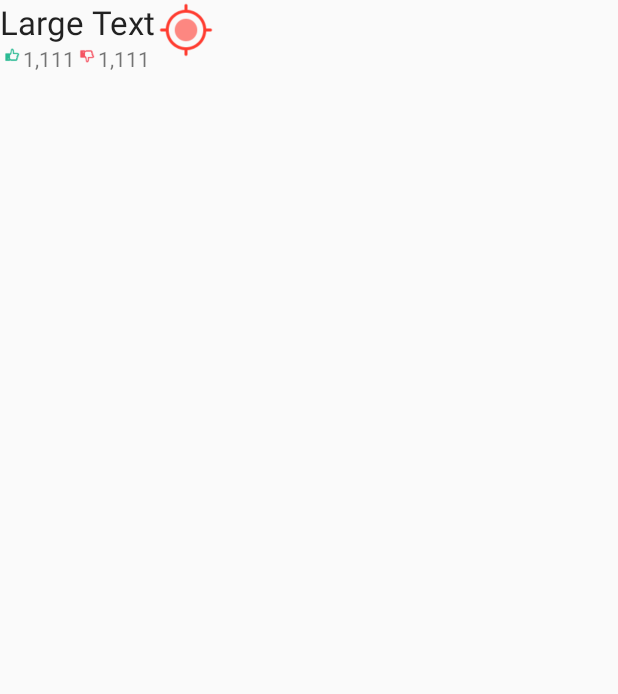
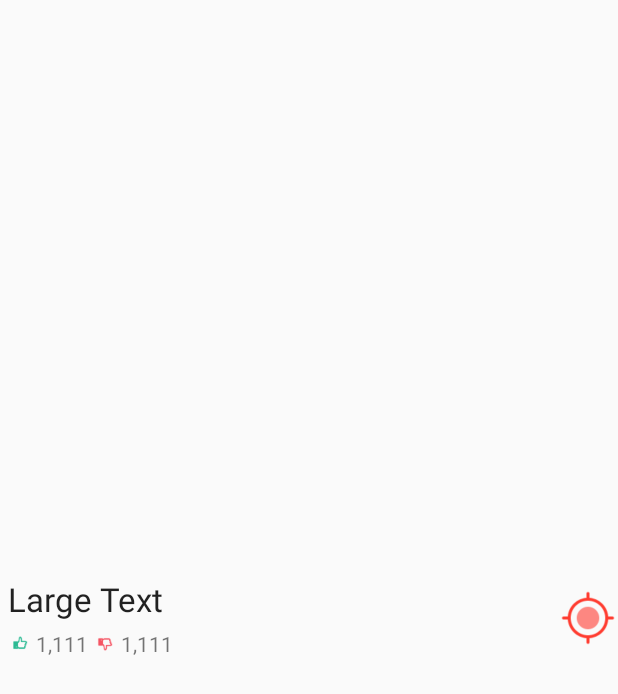
Before and after one commit to yanagi1031/pokeMap, an Android app: the layout info_window.xml on its own in the app's theme, with its tools: preview values and no code run, on a phone screen of 412 x 824 dp. Shown: the top 694 px of the screen. Run offline under Robolectric (Android 15) with nearby library versions, the phone set to English and light mode, and no system bars.

Commit message:
info_windowの修正

```diff
--- a/app/src/main/java/jp/co/use_eng/pokemap/PM0100MainActivity.java
+++ b/app/src/main/java/jp/co/use_eng/pokemap/PM0100MainActivity.java
@@ -8,9 +8,11 @@ import android.support.v4.app.FragmentActivity;
 import android.os.Bundle;
 import android.support.v4.content.ContextCompat;
 import android.view.View;
+import android.view.ViewGroup;
 import android.widget.Button;
 import android.util.Log;
 import android.Manifest;
+import android.widget.LinearLayout;
 import android.widget.TextView;
 import android.widget.Toast;
 
@@ -87,17 +89,19 @@ public class PM0100MainActivity extends FragmentActivity implements OnMapReadyCa
         // カメラの移動
         mMap.moveCamera(CameraUpdateFactory.newLatLngZoom( new LatLng(35.68, 139.76), 12));
 
+
+
         // ピンがタップされた時に表示するバルーンのカスタマイズ
         mMap.setInfoWindowAdapter(new InfoWindowAdapter() {
 
             @Override
             public View getInfoContents(Marker marker) {
-
                 View view = getLayoutInflater().inflate(R.layout.info_window, null);
+                view.setLayoutParams(new LinearLayout.LayoutParams(500, 200));
 
                 // タイトル設定
                 TextView pokeName = (TextView)view.findViewById(R.id.txtPokemonName);
-                pokeName.setText("aaaaaaaa" + marker.getId());
+                pokeName.setText(marker.getId());
 
                 // いいね件数
                 TextView goodCnt = (TextView)view.findViewById(R.id.txtGoodCnt);
--- a/app/src/main/res/layout/info_window.xml
+++ b/app/src/main/res/layout/info_window.xml
@@ -1,43 +1,59 @@
 <?xml version="1.0" encoding="utf-8"?>
 <LinearLayout xmlns:android="http://schemas.android.com/apk/res/android"
     android:layout_width="match_parent"
-    android:layout_height="match_parent">
+    android:layout_height="match_parent"
+    android:orientation="horizontal"
+    >
 
     <LinearLayout
         android:orientation="vertical"
-        android:layout_width="wrap_content"
-        android:layout_height="match_parent">
+        android:layout_width="match_parent"
+        android:layout_height="wrap_content"
+        android:layout_weight="1"
+        android:layout_gravity="center_vertical"
+        android:padding="5dp"
+        >
 
         <TextView
-            android:layout_width="wrap_content"
+            android:layout_width="match_parent"
             android:layout_height="wrap_content"
             android:textAppearance="?android:attr/textAppearanceLarge"
             android:text="Large Text"
-            android:id="@+id/txtPokemonName" />
+            android:id="@+id/txtPokemonName"
+            android:layout_marginBottom="5dp"
+            />
 
         <LinearLayout
             android:orientation="horizontal"
             android:layout_width="match_parent"
-            android:layout_height="match_parent">
+            android:layout_height="wrap_content"
+            android:gravity="center_vertical"
+            >
 
             <ImageView
                 android:layout_width="15dp"
                 android:layout_height="15dp"
                 android:id="@+id/imageView2"
-                android:background="@drawable/icon_ita_s" />
+                android:background="@drawable/icon_ita_s"
+                android:layout_marginRight="3dp"
+                />
 
             <TextView
                 android:layout_width="wrap_content"
                 android:layout_height="wrap_content"
                 android:textAppearance="?android:attr/textAppearanceSmall"
                 android:text="1,111"
-                android:id="@+id/txtGoodCnt" />
+                android:id="@+id/txtGoodCnt"
+                android:layout_marginRight="3dp"
+                />
 
             <ImageView
                 android:layout_width="15dp"
                 android:layout_height="15dp"
                 android:id="@+id/imageView3"
-                android:background="@drawable/icon_inai_s" />
+                android:background="@drawable/icon_inai_s"
+                android:layout_marginRight="3dp"
+                />
 
             <TextView
                 android:layout_width="wrap_content"
@@ -52,7 +68,10 @@
         android:layout_width="40dp"
         android:layout_height="40dp"
         android:id="@+id/imageView4"
-        android:background="@drawable/tgt" />
+        android:background="@drawable/tgt"
+        android:layout_weight="0"
+        android:layout_gravity="center_vertical"
+        />
 
 
 </LinearLayout>
```
